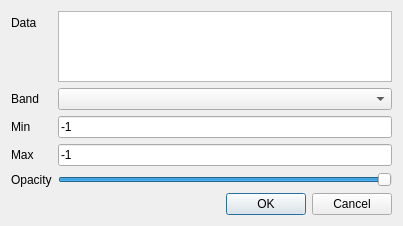
Above: tGis.App/RasterGrayScaleLayerPropertyDialog.ui from lidar-nevermore/tGis before the change. Below: the same form after it.
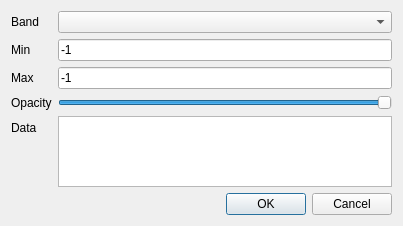
That is the form after the change.

Diff of the .ui file:
```diff
--- a/tGis.App/RasterGrayScaleLayerPropertyDialog.ui
+++ b/tGis.App/RasterGrayScaleLayerPropertyDialog.ui
@@ -13,55 +13,53 @@
   <property name="windowTitle">
    <string>RasterGrayScaleLayerProperty</string>
   </property>
-  <layout class="QVBoxLayout" name="verticalLayout">
-   <item>
     <layout class="QFormLayout" name="formLayout">
-     <item row="1" column="0">
+   <item row="0" column="0">
       <widget class="QLabel" name="label">
        <property name="text">
         <string notr="true">Band</string>
        </property>
       </widget>
      </item>
-     <item row="1" column="1">
+   <item row="0" column="1">
       <widget class="QComboBox" name="cboBand"/>
      </item>
-     <item row="2" column="0">
+   <item row="1" column="0">
       <widget class="QLabel" name="label_2">
        <property name="text">
         <string notr="true">Min</string>
        </property>
       </widget>
      </item>
-     <item row="2" column="1">
+   <item row="1" column="1">
       <widget class="QLineEdit" name="leMin">
        <property name="text">
         <string>-1</string>
        </property>
       </widget>
      </item>
-     <item row="3" column="0">
+   <item row="2" column="0">
       <widget class="QLabel" name="label_3">
        <property name="text">
         <string notr="true">Max</string>
        </property>
       </widget>
      </item>
-     <item row="3" column="1">
+   <item row="2" column="1">
       <widget class="QLineEdit" name="leMax">
        <property name="text">
         <string>-1</string>
        </property>
       </widget>
      </item>
-     <item row="4" column="0">
+   <item row="3" column="0">
       <widget class="QLabel" name="label_4">
        <property name="text">
         <string notr="true">Opacity</string>
        </property>
       </widget>
      </item>
-     <item row="4" column="1">
+   <item row="3" column="1">
       <widget class="QSlider" name="sdOpacity">
        <property name="maximum">
         <number>255</number>
@@ -74,23 +72,21 @@
        </property>
       </widget>
      </item>
-     <item row="0" column="0">
+   <item row="4" column="0">
       <widget class="QLabel" name="label_5">
        <property name="text">
         <string notr="true">Data</string>
        </property>
       </widget>
      </item>
-     <item row="0" column="1">
+   <item row="4" column="1">
       <widget class="QPlainTextEdit" name="pteData">
        <property name="enabled">
         <bool>true</bool>
        </property>
       </widget>
      </item>
-    </layout>
-   </item>
-   <item>
+   <item row="5" column="0" colspan="2">
     <widget class="QDialogButtonBox" name="buttonBox">
      <property name="orientation">
       <enum>Qt::Horizontal</enum>
```
Lines whose indentation alone changed are shown as unchanged.
